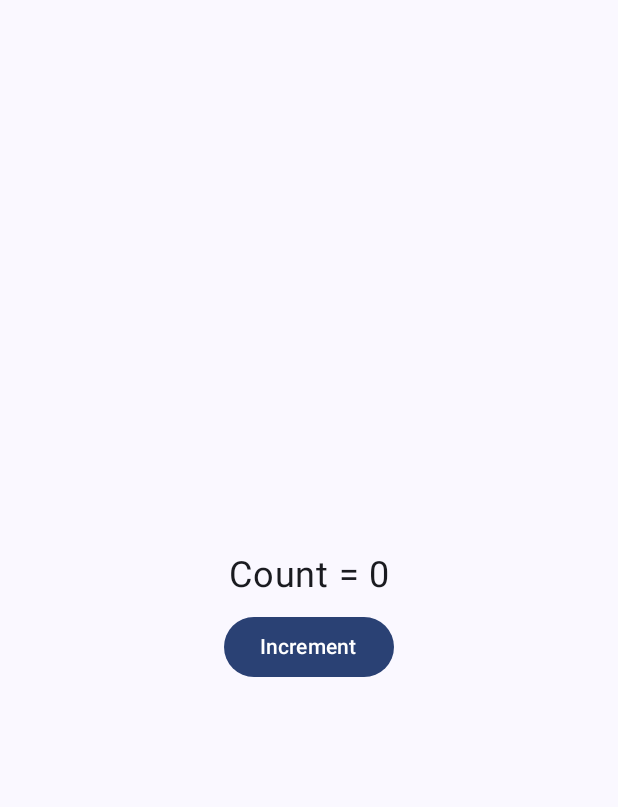
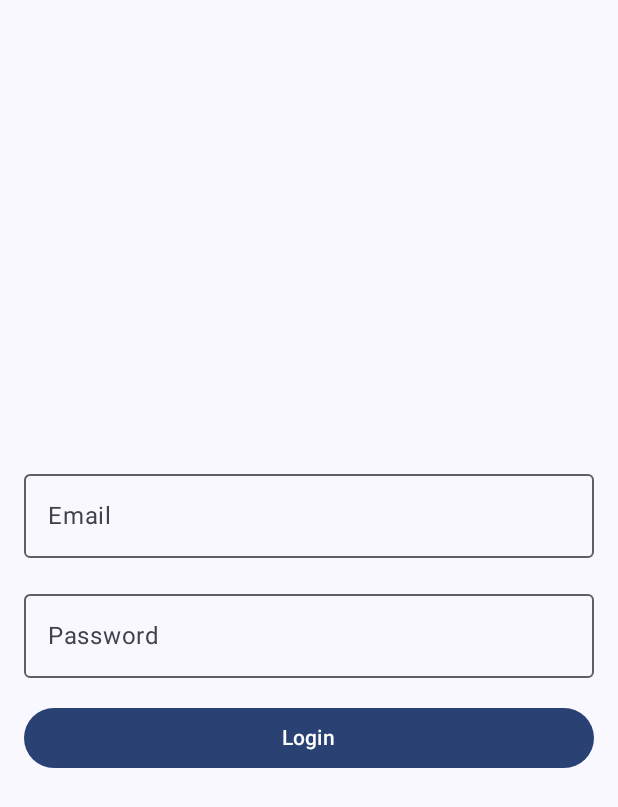
Before and after one commit to ShankarCS065/JetpackTest, an Android app built with Jetpack Compose: the screen it shows after launch (MainActivity), on a phone screen of 412 x 824 dp. Shown: the top 807 px of the screen. Run offline under Robolectric (Android 15) with nearby library versions, the phone set to English and light mode, and no system bars.

Commit message:
third commit

```diff
--- a/app/build.gradle.kts
+++ b/app/build.gradle.kts
@@ -2,6 +2,7 @@ plugins {
     alias(libs.plugins.android.application)
     alias(libs.plugins.kotlin.android)
     alias(libs.plugins.kotlin.compose)
+
 }
 
 android {
@@ -56,4 +57,8 @@ dependencies {
     androidTestImplementation(libs.androidx.ui.test.junit4)
     debugImplementation(libs.androidx.ui.tooling)
     debugImplementation(libs.androidx.ui.test.manifest)
+    implementation("org.jetbrains.kotlinx:kotlinx-serialization-json:1.6.0")
+    implementation("androidx.navigation:navigation-compose:2.8.5")
+    implementation("androidx.navigation:navigation-compose:2.8.5")
+
 }
--- /dev/null
+++ b/app/src/main/java/com/devlopershankar/jetpacknewlearn/LoginUi.kt
@@ -0,0 +1,92 @@
+package com.devlopershankar.jetpacknewlearn
+
+import android.widget.Toast
+import androidx.compose.foundation.layout.*
+import androidx.compose.foundation.text.KeyboardOptions
+import androidx.compose.material3.Button
+import androidx.compose.material3.ExperimentalMaterial3Api
+import androidx.compose.material3.MaterialTheme
+import androidx.compose.material3.OutlinedTextField
+import androidx.compose.material3.Text
+import androidx.compose.material3.TopAppBar
+import androidx.compose.runtime.*
+import androidx.compose.ui.Alignment
+import androidx.compose.ui.Modifier
+import androidx.compose.ui.platform.LocalContext
+import androidx.compose.ui.text.input.KeyboardType
+import androidx.compose.ui.text.input.PasswordVisualTransformation
+import androidx.compose.ui.tooling.preview.Preview
+import androidx.compose.ui.unit.dp
+import androidx.navigation.NavController
+import androidx.compose.ui.graphics.Color
+
+@OptIn(ExperimentalMaterial3Api::class)
+@Composable
+fun LoginUi(navController: NavController) {
+    // State variables for email and password input
+    var useremail by remember { mutableStateOf("") }
+    var password by remember { mutableStateOf("") }
+    var errorMessage by remember { mutableStateOf("") }
+    val context = LocalContext.current
+
+    Column(
+        modifier = Modifier
+            .fillMaxSize()
+            .padding(16.dp),
+        horizontalAlignment = Alignment.CenterHorizontally,
+        verticalArrangement = Arrangement.Center
+    ) {
+        // Email input field
+        OutlinedTextField(
+            value = useremail,
+            onValueChange = { useremail = it },
+            label = { Text(text = "Email") },
+            modifier = Modifier.fillMaxWidth(),
+            keyboardOptions = KeyboardOptions(keyboardType = KeyboardType.Email),
+            singleLine = true
+        )
+
+        Spacer(modifier = Modifier.height(16.dp))
+
+        // Password input field
+        OutlinedTextField(
+            value = password,
+            onValueChange = { password = it },
+            label = { Text(text = "Password") },
+            modifier = Modifier.fillMaxWidth(),
+            visualTransformation = PasswordVisualTransformation(),
+            keyboardOptions = KeyboardOptions(keyboardType = KeyboardType.Password),
+            singleLine = true
+        )
+
+        Spacer(modifier = Modifier.height(16.dp))
+
+        // Error message if present
+        if (errorMessage.isNotEmpty()) {
+            Text(text = errorMessage, color = MaterialTheme.colorScheme.error)
+            Spacer(modifier = Modifier.height(8.dp))
+        }
+
+        // Login button
+        Button(
+            onClick = {
+                // Basic validation
+                if (useremail.isEmpty() || password.isEmpty()) {
+                    errorMessage = "Please fill all fields"
+                } else if (!android.util.Patterns.EMAIL_ADDRESS.matcher(useremail).matches()) {
+                    errorMessage = "Please enter a valid email"
+                } else {
+                    // Clear error and show success message
+                    errorMessage = ""
+                    Toast.makeText(context, "Welcome $useremail", Toast.LENGTH_LONG).show()
+
+                    // Navigate to details screen
+                    navController.navigate("details/${useremail}")
+                }
+            },
+            modifier = Modifier.fillMaxWidth()
+        ) {
+            Text(text = "Login")
+        }
+    }
+}
--- /dev/null
+++ b/app/src/main/java/com/devlopershankar/jetpacknewlearn/NavHostApp.kt
@@ -0,0 +1,29 @@
+package com.devlopershankar.jetpacknewlearn
+
+import androidx.compose.runtime.Composable
+import androidx.navigation.NavType
+import androidx.navigation.compose.NavHost
+import androidx.navigation.compose.composable
+import androidx.navigation.compose.rememberNavController
+import androidx.navigation.navArgument
+
+@Composable
+fun NavHostApp() {
+    val navController = rememberNavController()
+
+    NavHost(navController = navController, startDestination = "login") {
+        // Login Screen
+        composable("login") {
+            LoginUi(navController)
+        }
+
+        // Details Screen with email argument
+        composable(
+            route = "details/{email}",
+            arguments = listOf(navArgument("email") { type = NavType.StringType })
+        ) { backStackEntry ->
+            val email = backStackEntry.arguments?.getString("email") ?: ""
+            DetailsScreenUI(navController, email = email)
+        }
+    }
+}
--- /dev/null
+++ b/app/src/main/java/com/devlopershankar/jetpacknewlearn/routes.kt
@@ -0,0 +1,6 @@
+package com.devlopershankar.jetpacknewlearn
+
+object Routs {
+    const val Login = "login"
+    const val Details = "details/{email}"
+}
```
Also changed, not shown: app/src/main/java/com/devlopershankar/jetpacknewlearn/DetailsScreenUI.kt (added, +29 -0 lines), app/src/main/java/com/devlopershankar/jetpacknewlearn/MainActivity.kt (+57 -56 lines).
